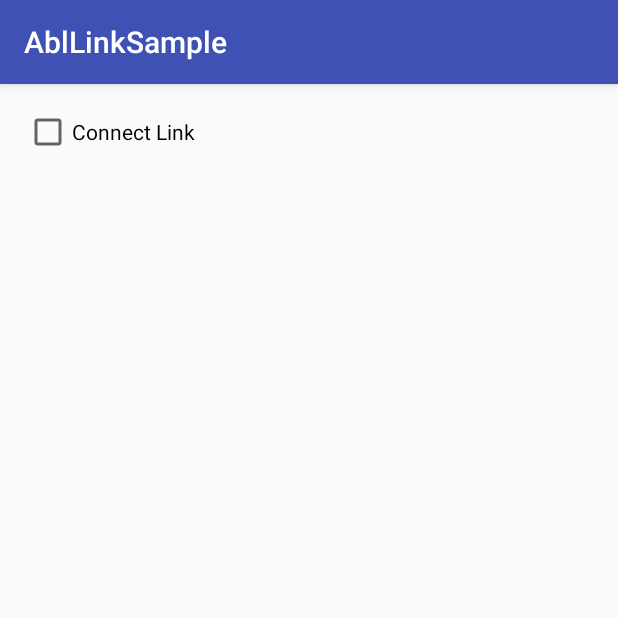
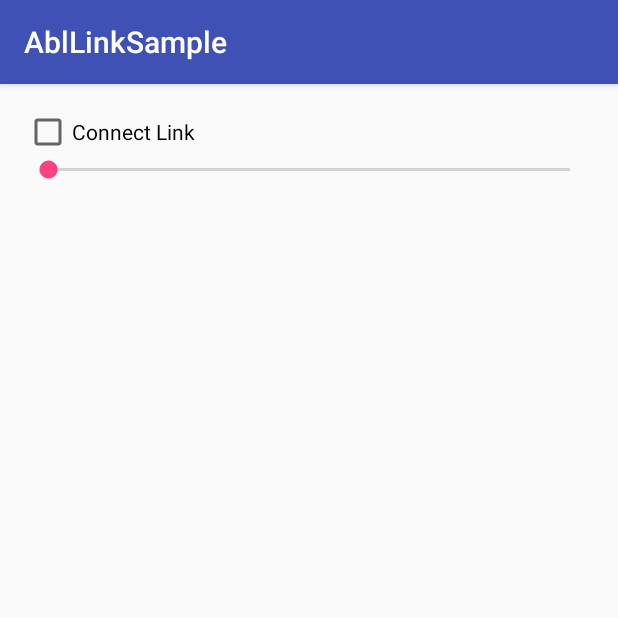
Before and after one commit to libpd/abl_link, an Android app: the screen it shows after launch (MainActivity), on a phone screen of 412 x 824 dp, the top half of it. Run offline under Robolectric (Android 15) with nearby library versions, the light colour scheme and no system bars; libraries missing offline, so code that uses them is left out: org.puredata.android, org.puredata.core; 6 statements that could not run were skipped.

Commit message:
Added seek bar for tempo.

```diff
--- a/AblLinkSample/app/src/main/java/com/noisepages/nettoyeur/abllinksample/MainActivity.java
+++ b/AblLinkSample/app/src/main/java/com/noisepages/nettoyeur/abllinksample/MainActivity.java
@@ -11,6 +11,7 @@ import android.support.v7.app.AppCompatActivity;
 import android.util.Log;
 import android.view.View;
 import android.widget.CheckBox;
+import android.widget.SeekBar;
 import android.widget.Toast;
 
 import com.google.android.gms.appindexing.Action;
@@ -33,6 +34,8 @@ import java.util.Arrays;
 public class MainActivity extends AppCompatActivity {
 
     private static final String TAG = "AblLinkSample";
+
+    private SeekBar tempoBar;
 
     private PdService pdService = null;
 
@@ -73,8 +76,17 @@ public class MainActivity extends AppCompatActivity {
         }
 
         @Override
-        public void receiveFloat(String source, float x) {
-            pdPost("float: " + x);
+        public void receiveFloat(String source, final float x) {
+            if (source.equals("tempoOut")) {
+                runOnUiThread(new Runnable() {
+                    @Override
+                    public void run() {
+                        tempoBar.setProgress((int)x - 70);
+                    }
+                });
+            } else {
+                pdPost("float: " + x);
+            }
         }
 
         @Override
@@ -133,6 +145,18 @@ public class MainActivity extends AppCompatActivity {
                 PdBase.sendFloat("connect", connectBox.isChecked() ? 1 : 0);
             }
         });
+        tempoBar = (SeekBar) findViewById(R.id.tempoBar);
+        tempoBar.setOnSeekBarChangeListener(new SeekBar.OnSeekBarChangeListener() {
+            @Override
+            public void onProgressChanged(SeekBar seekBar, int value, boolean fromUser) {
+                if (fromUser) {
+                    PdBase.sendFloat("tempo", value + 70.0f);
+                }
+            }
+
+            @Override public void onStartTrackingTouch(SeekBar seekBar) {}
+            @Override public void onStopTrackingTouch(SeekBar seekBar) {}
+        });
     }
 
     private void initPd() {
@@ -144,6 +168,7 @@ public class MainActivity extends AppCompatActivity {
             InputStream in = res.openRawResource(R.raw.metronome);
             patchFile = IoUtils.extractResource(in, "metronome.pd", getCacheDir());
             PdBase.openPatch(patchFile);
+            PdBase.subscribe("tempoOut");
             startAudio();
         } catch (IOException e) {
             Log.e(TAG, e.toString());
--- a/AblLinkSample/app/src/main/res/layout/activity_main.xml
+++ b/AblLinkSample/app/src/main/res/layout/activity_main.xml
@@ -21,5 +21,11 @@
             android:layout_width="match_parent"
             android:layout_height="wrap_content"
             android:id="@+id/connectBox" />
+
+        <SeekBar
+            android:layout_width="match_parent"
+            android:layout_height="wrap_content"
+            android:id="@+id/tempoBar" />
+
     </LinearLayout>
 </RelativeLayout>
```
Also changed, not shown: 1 other file.
